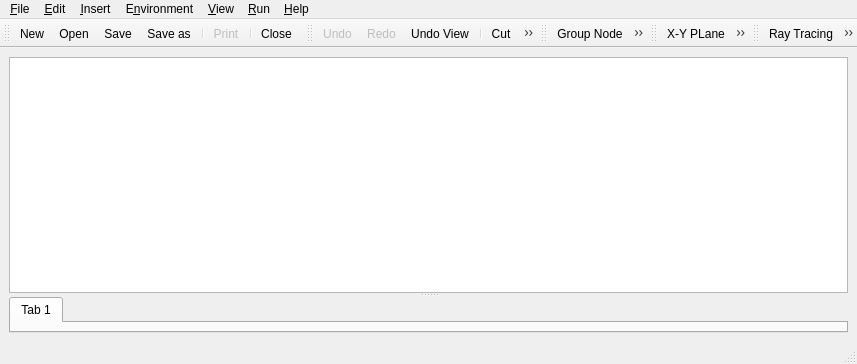
First picture: the form in source/application/gui/MainWindow.ui, repository CST-Modelling-Tools/TonatiuhPP, before the edit.
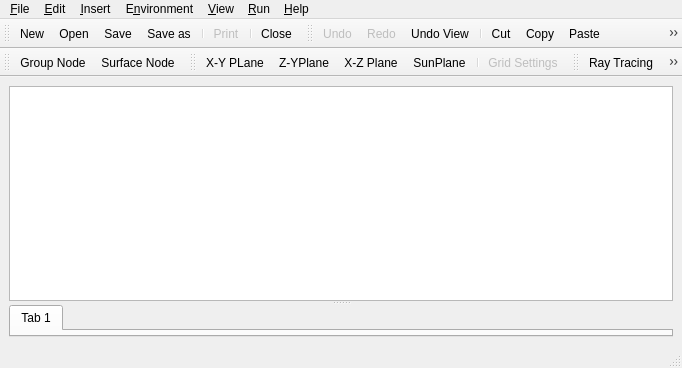
Second picture: the form after the edit. Icons and pictures are not drawn. Custom widgets are drawn as their Qt base class.

```diff
--- a/source/application/gui/MainWindow.ui
+++ b/source/application/gui/MainWindow.ui
@@ -9,8 +9,8 @@
    <rect>
     <x>0</x>
     <y>0</y>
-    <width>857</width>
-    <height>364</height>
+    <width>682</width>
+    <height>368</height>
    </rect>
   </property>
   <property name="sizePolicy">
@@ -92,7 +92,7 @@
     <rect>
      <x>0</x>
      <y>0</y>
-     <width>857</width>
+     <width>682</width>
      <height>21</height>
     </rect>
    </property>
@@ -291,7 +291,7 @@
     <enum>TopToolBarArea</enum>
    </attribute>
    <attribute name="toolBarBreak">
-    <bool>false</bool>
+    <bool>true</bool>
    </attribute>
    <addaction name="actionNode"/>
    <addaction name="actionSurfaceNode"/>
```
Left out of the diff: 38 changed lines with no effect on the pictures.
